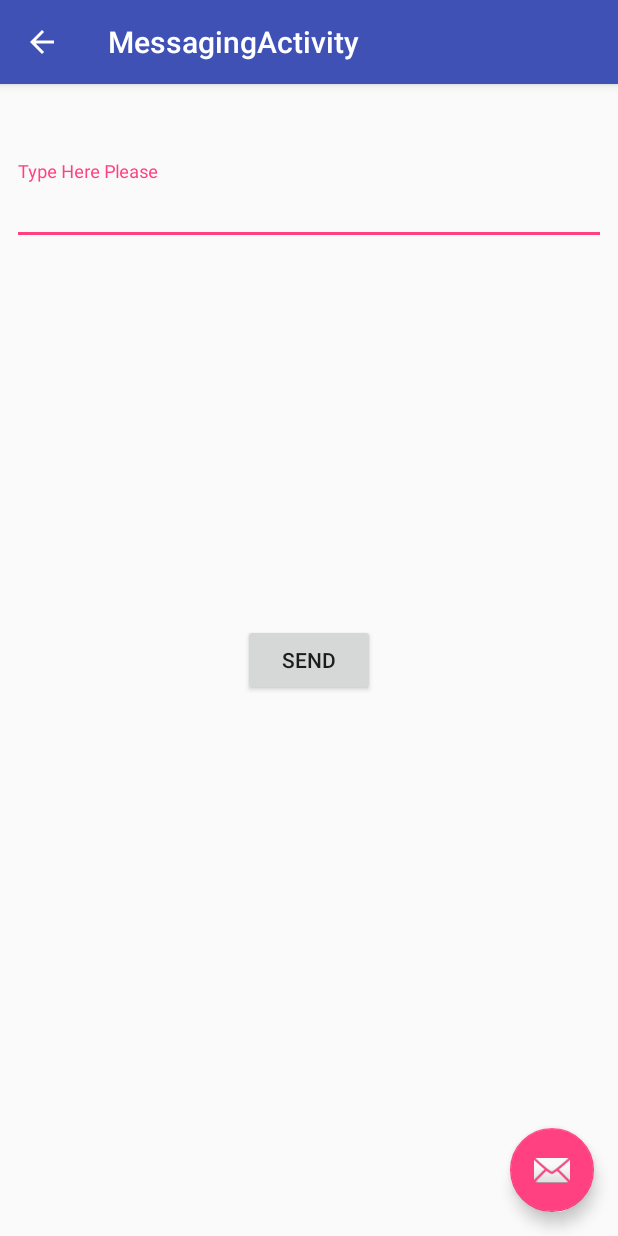
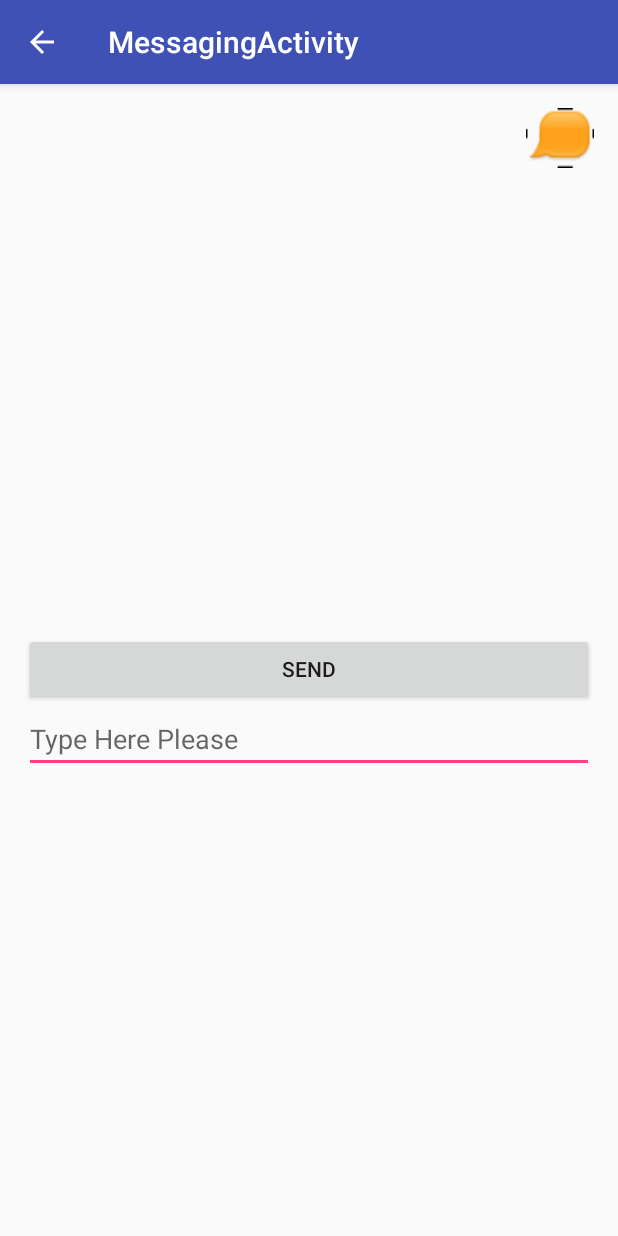
Before and after one commit to walterzhangau/BeamProject, an Android app: the MessagingActivity screen opened directly, with no data from a screen before it, after a tap on "SEND", on a phone screen of 412 x 824 dp. Run offline under Robolectric (Android 15) with nearby library versions, the phone set to English and light mode, and no system bars.

Commit message:
Added basic text bubbles for chat

```diff
--- a/Beam/app/src/main/AndroidManifest.xml
+++ b/Beam/app/src/main/AndroidManifest.xml
@@ -64,6 +64,7 @@
         <activity
             android:name=".MessagingActivity"
             android:label="@string/title_activity_messaging"
+            android:windowSoftInputMode="adjustPan"
             android:theme="@style/AppTheme.NoActionBar" />
 
         <activity android:name=".ARActivity" android:configChanges="screenSize|orientation">
--- /dev/null
+++ b/Beam/app/src/main/java/com/example/grace/messaging/ChatMessage.java
@@ -0,0 +1,30 @@
+package com.example.grace.messaging;
+//
+//
+// Taken from
+// http://www.devexchanges.info/2016/03/design-chat-bubble-ui-in-android.html
+//
+//
+
+/**
+ * Created by evanl on 28/09/2017.
+ */
+
+public class ChatMessage {
+
+    private String content;
+    private boolean isMine;
+
+    public ChatMessage(String content, boolean isMine) {
+        this.content = content;
+        this.isMine = isMine;
+    }
+
+    public String getContent() {
+        return content;
+    }
+
+    public boolean isMine() {
+        return isMine;
+    }
+}
--- /dev/null
+++ b/Beam/app/src/main/java/com/example/grace/messaging/MessageAdapter.java
@@ -0,0 +1,88 @@
+package com.example.grace.messaging;
+
+
+//
+// Based on code from
+// http://www.devexchanges.info/2016/03/design-chat-bubble-ui-in-android.html
+//
+//
+//
+
+/**
+ * Created by evanl on 28/09/2017.
+ */
+
+import android.app.Activity;
+import android.view.LayoutInflater;
+import android.view.View;
+import android.view.ViewGroup;
+import android.widget.ArrayAdapter;
+import android.widget.TextView;
+
+import com.example.grace.myapplication.R;
+
+import java.util.List;
+
+//http://www.devexchanges.info/2016/03/design-chat-bubble-ui-in-android.html
+
+public class MessageAdapter extends ArrayAdapter<ChatMessage> {
+
+    private Activity activity;
+    private List<ChatMessage> messages;
+
+    public MessageAdapter(Activity context, int resource, List<ChatMessage> objects) {
+        super(context, resource, objects);
+        this.activity = context;
+        this.messages = objects;
+    }
+
+    @Override
+    public View getView(int position, View convertView, ViewGroup parent) {
+        ViewHolder holder;
+        LayoutInflater inflater = (LayoutInflater) activity.getSystemService(Activity.LAYOUT_INFLATER_SERVICE);
+
+        int layoutResource = 0; // determined by view type
+        ChatMessage chatMessage = getItem(position);
+        int viewType = getItemViewType(position);
+
+        if (chatMessage.isMine()) {
+            layoutResource = R.layout.item_chat_left;
+        } else {
+            layoutResource = R.layout.item_chat_right;
+        }
+
+        if (convertView != null) {
+            holder = (ViewHolder) convertView.getTag();
+        } else {
+            convertView = inflater.inflate(layoutResource, parent, false);
+            holder = new ViewHolder(convertView);
+            convertView.setTag(holder);
+        }
+
+        //set message content
+        holder.msg.setText(chatMessage.getContent());
+
+        return convertView;
+    }
+
+    @Override
+    public int getViewTypeCount() {
+        // return the total number of view types. this value should never change
+        // at runtime
+        return 2;
+    }
+
+    @Override
+    public int getItemViewType(int position) {
+        // return a value between 0 and (getViewTypeCount - 1)
+        return position % 2;
+    }
+
+    private class ViewHolder {
+        private TextView msg;
+
+        public ViewHolder(View v) {
+            msg = v.findViewById(R.id.txt_msg);
+        }
+    }
+}
--- a/Beam/app/src/main/java/com/example/grace/myapplication/MessagingActivity.java
+++ b/Beam/app/src/main/java/com/example/grace/myapplication/MessagingActivity.java
@@ -2,49 +2,60 @@ package com.example.grace.myapplication;
 
 import android.content.Intent;
 import android.os.Bundle;
-import android.support.design.widget.FloatingActionButton;
-import android.support.design.widget.Snackbar;
 import android.support.v7.app.ActionBar;
 import android.support.v7.app.AppCompatActivity;
 import android.support.v7.widget.Toolbar;
 import android.util.Log;
 import android.view.MenuItem;
 import android.view.View;
+import android.widget.ArrayAdapter;
+
 import android.widget.Button;
+import android.widget.ListView;
 import android.widget.TextView;
+
+import com.example.grace.messaging.ChatMessage;
+import com.example.grace.messaging.MessageAdapter;
+
+import java.util.ArrayList;
+import java.util.List;
 
 
 public class MessagingActivity extends AppCompatActivity {
 
     TextView message_text_view;
     Button message_button_view;
+    private List<ChatMessage> chatMessages;
+    private ArrayAdapter<ChatMessage> adapter;
+    ListView MessagelistView;
+    boolean isMine = true;
+
     @Override
     protected void onCreate(Bundle savedInstanceState) {
+        chatMessages = new ArrayList<>();
         super.onCreate(savedInstanceState);
         setContentView(R.layout.activity_messaging);
         Toolbar toolbar = (Toolbar) findViewById(R.id.toolbar);
         setSupportActionBar(toolbar);
 
-        FloatingActionButton fab = (FloatingActionButton) findViewById(R.id.fab);
-        fab.setOnClickListener(new View.OnClickListener() {
-            @Override
-            public void onClick(View view) {
-                Snackbar.make(view, "Replace with your own action", Snackbar.LENGTH_LONG)
-                        .setAction("Action", null).show();
-
-
-            }
-
-
-        });
-
+        MessagelistView = (ListView) findViewById(R.id.list_msg);
+        adapter = new MessageAdapter(this, R.layout.item_chat_left, chatMessages);
+        MessagelistView.setAdapter(adapter);
 
         message_button_view   = (Button)   findViewById(R.id.message_button);
         message_text_view   = (TextView) findViewById(R.id.message_input);
 
+
+
         message_button_view.setOnClickListener(new View.OnClickListener() {
             public void onClick(View v) {
                 String toPrint = message_text_view.getText().toString();
+
+                chatMessages.add(new ChatMessage(message_text_view.getText().toString(), isMine));
+                adapter.notifyDataSetChanged();
+                message_text_view.setText("");
+                isMine =!isMine;
+
 
                 Log.v("Text Message",toPrint);
             }
@@ -76,8 +87,6 @@ public class MessagingActivity extends AppCompatActivity {
 
 
 
-    //Add button listening here
-
 
 
 }
--- a/Beam/app/src/main/res/layout/activity_messaging.xml
+++ b/Beam/app/src/main/res/layout/activity_messaging.xml
@@ -15,19 +15,13 @@
             android:id="@+id/toolbar"
             android:layout_width="match_parent"
             android:layout_height="?attr/actionBarSize"
-            android:background="?attr/colorPrimary"
+            android:background="@color/colorPrimary"
             app:popupTheme="@style/AppTheme.PopupOverlay" />
 
     </android.support.design.widget.AppBarLayout>
 
+
+
     <include layout="@layout/content_messaging" />
 
-    <android.support.design.widget.FloatingActionButton
-        android:id="@+id/fab"
-        android:layout_width="wrap_content"
-        android:layout_height="wrap_content"
-        android:layout_gravity="bottom|end"
-        android:layout_margin="@dimen/fab_margin"
-        app:srcCompat="@android:drawable/ic_dialog_email" />
-
 </android.support.design.widget.CoordinatorLayout>
--- a/Beam/app/src/main/res/layout/content_messaging.xml
+++ b/Beam/app/src/main/res/layout/content_messaging.xml
@@ -1,48 +1,50 @@
 <?xml version="1.0" encoding="utf-8"?>
-<android.support.constraint.ConstraintLayout xmlns:android="http://schemas.android.com/apk/res/android"
+<!--http://www.devexchanges.info/2016/03/design-chat-bubble-ui-in-android.html-->
+
+<LinearLayout xmlns:android="http://schemas.android.com/apk/res/android"
+
+    xmlns:tools="http://schemas.android.com/tools"
     xmlns:app="http://schemas.android.com/apk/res-auto"
-    xmlns:tools="http://schemas.android.com/tools"
-    android:layout_width="match_parent"
-    android:layout_height="match_parent"
-    app:layout_behavior="@string/appbar_scrolling_view_behavior"
+
     tools:context="com.example.grace.myapplication.MessagingActivity"
     tools:showIn="@layout/activity_messaging"
-    tools:layout_editor_absoluteY="81dp"
-    tools:layout_editor_absoluteX="0dp">
+    app:layout_behavior="@string/appbar_scrolling_view_behavior"
+    android:layout_width="match_parent"
+    android:layout_height="wrap_content"
+    android:padding="@dimen/activity_horizontal_margin"
+    android:orientation="vertical">
+
+
+    <LinearLayout
+        android:layout_width="match_parent"
+        android:layout_height="350dp">
+
+        <ListView
+            android:id="@+id/list_msg"
+            android:layout_width="match_parent"
+            android:layout_height="match_parent"
+            android:layout_marginBottom="@dimen/activity_horizontal_margin"
+            android:divider="@null"
+            android:listSelector="@color/colorTransparent"
+            android:transcriptMode="alwaysScroll" />
+
+    </LinearLayout>
+
 
     <Button
         android:id="@+id/message_button"
-        android:layout_width="wrap_content"
+        android:layout_width="match_parent"
         android:layout_height="wrap_content"
         android:text="@string/button_text"
-        tools:layout_constraintTop_creator="1"
-        tools:layout_constraintRight_creator="1"
-        tools:layout_constraintBottom_creator="1"
-        app:layout_constraintBottom_toBottomOf="parent"
-        app:layout_constraintRight_toRightOf="parent"
-        tools:layout_constraintLeft_creator="1"
-        app:layout_constraintLeft_toLeftOf="parent"
-        app:layout_constraintTop_toTopOf="parent" />
+        tools:layout_editor_absoluteY="-79dp" />
 
-    <android.support.design.widget.TextInputLayout
-        android:layout_width="0dp"
+    <EditText
+        android:id="@+id/message_input"
+        android:layout_width="match_parent"
         android:layout_height="wrap_content"
-        tools:layout_constraintTop_creator="1"
-        tools:layout_constraintRight_creator="1"
-        android:layout_marginStart="8dp"
-        android:layout_marginEnd="8dp"
-        app:layout_constraintRight_toRightOf="parent"
-        android:layout_marginTop="51dp"
-        tools:layout_constraintLeft_creator="1"
-        app:layout_constraintLeft_toLeftOf="parent"
-        app:layout_constraintTop_toTopOf="parent"
-        android:layout_marginLeft="8dp"
-        android:layout_marginRight="8dp">
+        android:hint="@string/message_input_hint"
+        tools:layout_editor_absoluteY="-79dp"/>
 
-        <EditText
-            android:id = "@+id/message_input"
-            android:layout_width="match_parent"
-            android:layout_height="wrap_content"
-            android:hint="@string/message_input_hint" />
-    </android.support.design.widget.TextInputLayout>
-</android.support.constraint.ConstraintLayout>
+
+
+</LinearLayout>
--- /dev/null
+++ b/Beam/app/src/main/res/layout/item_chat_left.xml
@@ -0,0 +1,27 @@
+<?xml version="1.0" encoding="utf-8"?>
+<!--http://www.devexchanges.info/2016/03/design-chat-bubble-ui-in-android.html-->
+<!--Chat left/in-->
+<RelativeLayout xmlns:android="http://schemas.android.com/apk/res/android"
+    android:layout_width="match_parent"
+    android:layout_height="wrap_content">
+
+    <LinearLayout
+        android:layout_width="wrap_content"
+        android:layout_height="wrap_content"
+        android:layout_alignParentEnd="true"
+        android:layout_alignParentBottom="true"
+        android:background="@drawable/inbubble"
+        android:orientation="vertical"
+        android:paddingBottom="10dp">
+
+        <TextView
+            android:id="@+id/txt_msg"
+            android:layout_width="wrap_content"
+            android:layout_height="wrap_content"
+            android:maxWidth="100dp"
+            android:padding="5dp"
+            android:textColor="@color/colorRed" />
+
+    </LinearLayout>
+
+</RelativeLayout>
--- /dev/null
+++ b/Beam/app/src/main/res/layout/item_chat_right.xml
@@ -0,0 +1,27 @@
+<?xml version="1.0" encoding="utf-8"?>
+<!--http://www.devexchanges.info/2016/03/design-chat-bubble-ui-in-android.html-->
+<!--Chat right/out-->
+<RelativeLayout xmlns:android="http://schemas.android.com/apk/res/android"
+    android:layout_width="match_parent"
+    android:layout_height="wrap_content">
+
+    <LinearLayout
+        android:layout_width="wrap_content"
+        android:layout_height="wrap_content"
+        android:layout_alignParentStart="true"
+        android:layout_alignParentBottom="true"
+        android:background="@drawable/outbubble"
+        android:orientation="vertical"
+        android:paddingBottom="10dp">
+
+        <TextView
+            android:id="@+id/txt_msg"
+            android:layout_width="wrap_content"
+            android:layout_height="wrap_content"
+            android:maxWidth="100dp"
+            android:padding="5dp"
+            android:textColor="@color/colorGreen" />
+
+    </LinearLayout>
+
+</RelativeLayout>
--- a/Beam/app/src/main/res/values/colors.xml
+++ b/Beam/app/src/main/res/values/colors.xml
@@ -3,4 +3,7 @@
     <color name="colorPrimary">#3F51B5</color>
     <color name="colorPrimaryDark">#303F9F</color>
     <color name="colorAccent">#FF4081</color>
+    <color name="colorGreen">#00FF00</color>
+    <color name="colorRed">#FF0000</color>
+    <color name="colorTransparent">#CCFF0000</color>
 </resources>
--- a/Beam/app/src/main/res/values/strings.xml
+++ b/Beam/app/src/main/res/values/strings.xml
@@ -136,4 +136,8 @@
     <string name= "message_button_text">Message</string>>
     <string name= "beam_button_text">Beam</string>>
     <string name= "block_button_text">Block</string>>
+
+    <string name= "txt_msg">TextMessage</string>
+    <string name= "list_msg">MessageList</string>
+    <string name= "list_layout">ListLayout</string>
 </resources>
```
Also changed, not shown: Beam/app/src/main/res/drawable/inbubble.png (added), Beam/app/src/main/res/drawable/outbubble.png (added).
